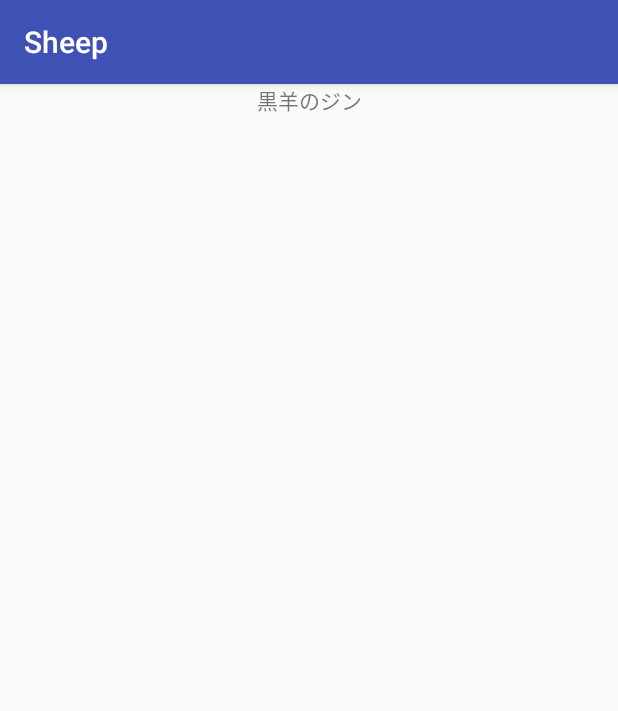
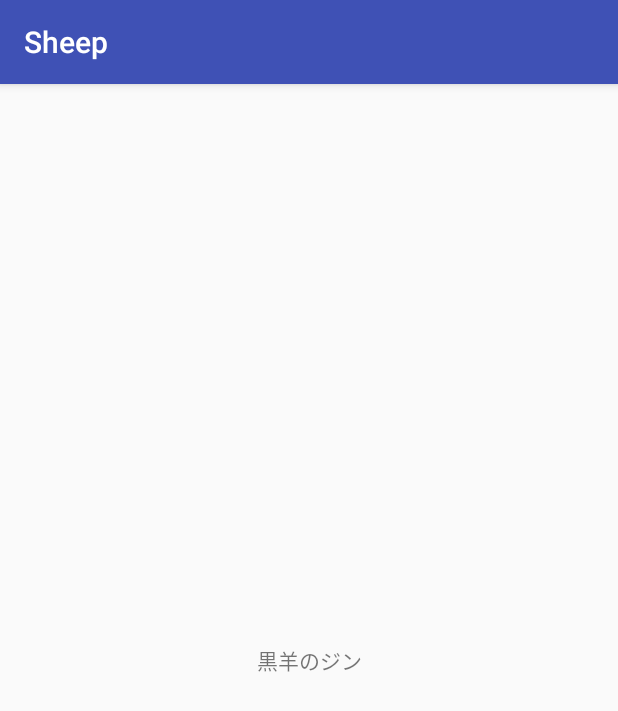
Before and after one commit to 15-2505-040-1/team_project, an Android app: the screen it shows after launch (MainActivity), on a phone screen of 412 x 824 dp. Shown: the top 711 px of the screen. Run offline under Robolectric (Android 15) with nearby library versions, the phone set to English and light mode, and no system bars.

Commit message:
スタート画面

```diff
--- a/App/Sheep/app/src/main/res/layout/activity_main.xml
+++ b/App/Sheep/app/src/main/res/layout/activity_main.xml
@@ -13,5 +13,7 @@
         android:text="黒羊のジン"
         app:layout_constraintLeft_toLeftOf="parent"
         app:layout_constraintRight_toRightOf="parent"
-        tools:layout_editor_absoluteY="124dp" />
+        tools:layout_editor_absoluteY="124dp"
+        app:layout_constraintTop_toTopOf="parent"
+        app:layout_constraintBottom_toBottomOf="parent" />
 </android.support.constraint.ConstraintLayout>
```
